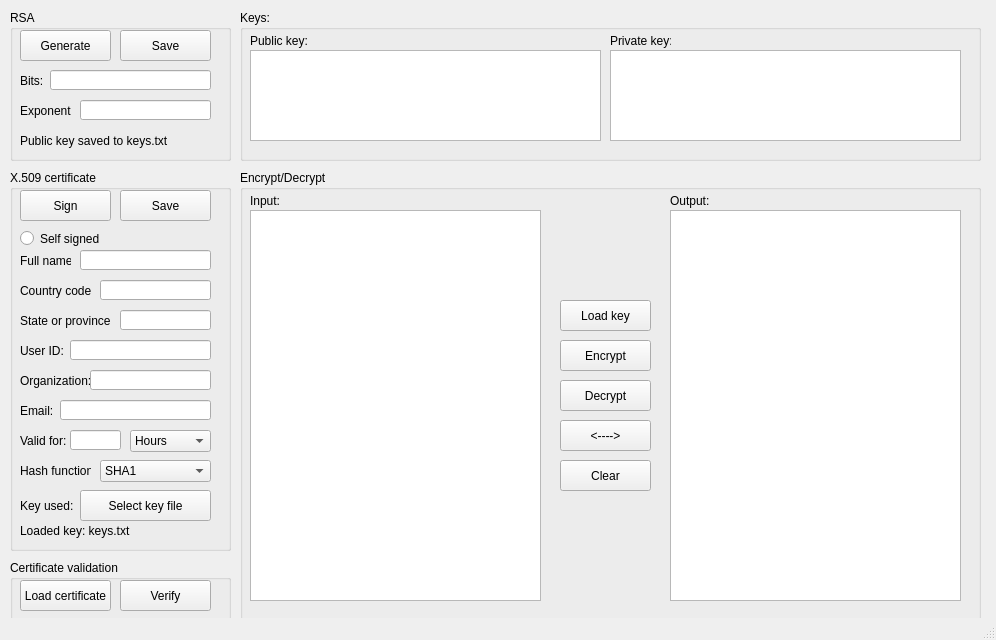
The window that RSA_UI.ui (CitsEdgars/RSA-X.509-enc-dec) describes before a commit, drawn with Qt 5.
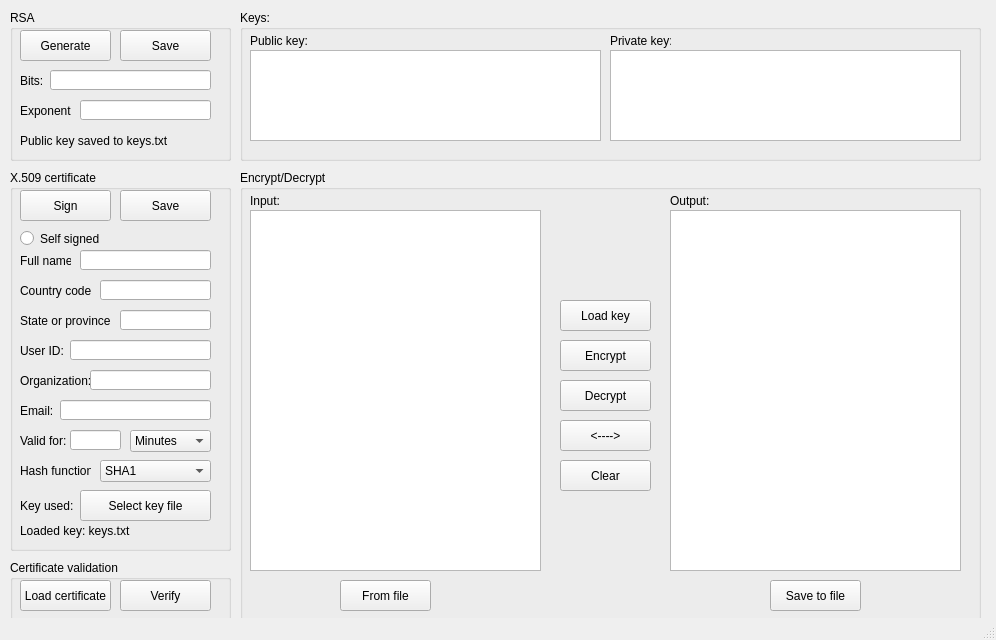
The same window after the commit.

Commit message: Added file IO for enc/dec. Fixed program crashes due to longer input. Added better validation. Added test for the necessary changes in cryptography lib for the use of SHA3 in verification.

The edit to the form file:
```diff
--- a/RSA_UI.ui
+++ b/RSA_UI.ui
@@ -241,6 +241,11 @@
        <height>22</height>
       </rect>
      </property>
+     <item>
+      <property name="text">
+       <string>Minutes</string>
+      </property>
+     </item>
      <item>
       <property name="text">
        <string>Hours</string>
@@ -563,7 +568,7 @@
        <x>10</x>
        <y>40</y>
        <width>291</width>
-       <height>391</height>
+       <height>361</height>
       </rect>
      </property>
     </widget>
@@ -573,7 +578,7 @@
        <x>430</x>
        <y>40</y>
        <width>291</width>
-       <height>391</height>
+       <height>361</height>
       </rect>
      </property>
     </widget>
@@ -668,6 +673,32 @@
       <string>&lt;----&gt;</string>
      </property>
     </widget>
+    <widget class="QPushButton" name="RSA_load_input">
+     <property name="geometry">
+      <rect>
+       <x>100</x>
+       <y>410</y>
+       <width>91</width>
+       <height>31</height>
+      </rect>
+     </property>
+     <property name="text">
+      <string>From file</string>
+     </property>
+    </widget>
+    <widget class="QPushButton" name="RSA_save_output">
+     <property name="geometry">
+      <rect>
+       <x>530</x>
+       <y>410</y>
+       <width>91</width>
+       <height>31</height>
+      </rect>
+     </property>
+     <property name="text">
+      <string>Save to file</string>
+     </property>
+    </widget>
    </widget>
   </widget>
   <widget class="QStatusBar" name="statusbar"/>
```
Left out of the diff: 7 changed lines with no effect on the pictures. The commit also changes 2 other files.
